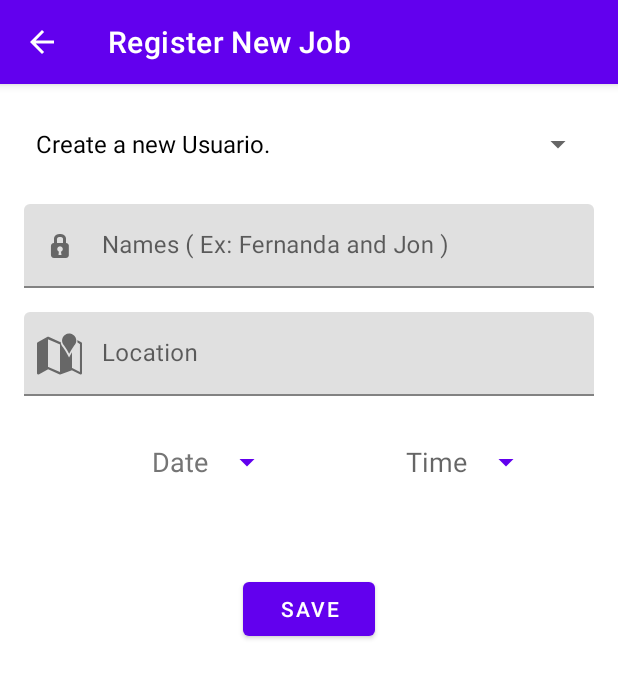
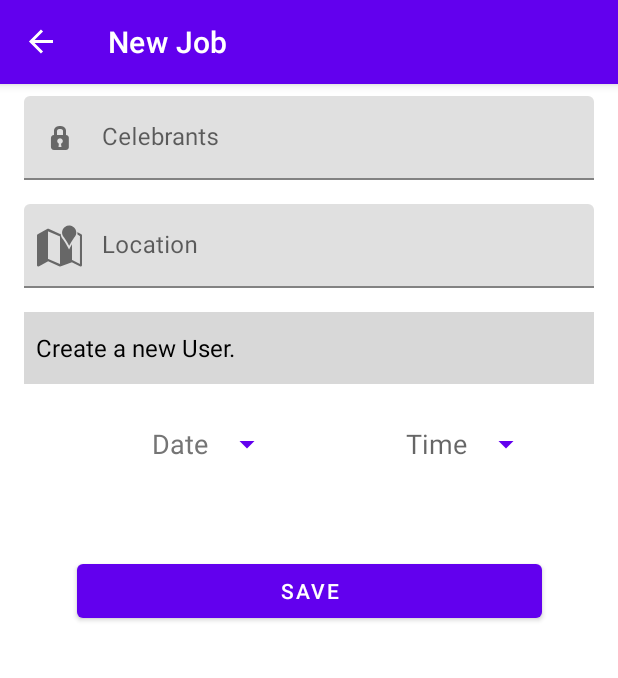
Before and after one commit to AdilsonMJ/ManagerBookFreelancer, an Android app: the RecyclerViewJobsFragment screen opened through its navigation route, after a tap on "New Job", on a phone screen of 412 x 824 dp. Shown: the top 678 px of the screen. Run offline under Robolectric (Android 15) with nearby library versions, the phone set to English and light mode, and no system bars; our stand-ins replace Dagger/Hilt's generated code, Room's generated code, navigation-ui; 1 statement that could not run was skipped.

```diff
--- a/app/src/main/java/com/example/managerbookfreelancer/core/useCase/GetJobsUseCaseImpl.kt
+++ b/app/src/main/java/com/example/managerbookfreelancer/core/useCase/GetJobsUseCaseImpl.kt
@@ -16,11 +16,11 @@ class GetJobsUseCaseImpl @Inject constructor(
     private val jobsRepository: JobsRepository, private val clientRepository: ClientRepository
 ) : GetJobsUseCase {
 
-    private val time = Utils.getDateInMillesWithoutTime()
+    private val data = Utils.getDateInMillesWithoutTime()
 
     override fun invoke(showOlditens: Boolean): Flow<List<JobModelItem>> {
 
-        return jobsRepository.fetchJobs(time, showOlditens)
+        return jobsRepository.fetchJobs(data, showOlditens)
             .map { jobList ->
                 jobList.map { job ->
 
@@ -41,7 +41,7 @@ class GetJobsUseCaseImpl @Inject constructor(
 
     override suspend fun invokeNexEvent(): JobModelItem {
 
-        val job: JobEntity = jobsRepository.getNextJob(time)
+        val job: JobEntity = jobsRepository.getNextJob(data)
 
 
         return if (job != null) {
--- a/app/src/main/java/com/example/managerbookfreelancer/ui/MainActivity.kt
+++ b/app/src/main/java/com/example/managerbookfreelancer/ui/MainActivity.kt
@@ -3,12 +3,19 @@ package com.example.managerbookfreelancer.ui
 import android.os.Bundle
 import androidx.appcompat.app.AppCompatActivity
 import androidx.appcompat.app.AppCompatDelegate
+import androidx.navigation.findNavController
+import androidx.navigation.fragment.NavHostFragment
+import androidx.navigation.ui.AppBarConfiguration
+import androidx.navigation.ui.navigateUp
+import androidx.navigation.ui.setupActionBarWithNavController
+import com.example.managerbookfreelancer.R
 import com.example.managerbookfreelancer.databinding.ActivityMainBinding
 import dagger.hilt.android.AndroidEntryPoint
 
 @AndroidEntryPoint
 class MainActivity : AppCompatActivity() {
 
+    private lateinit var appBarConfiguration : AppBarConfiguration
     private val binding by lazy{
         ActivityMainBinding.inflate(layoutInflater)
     }
@@ -16,11 +23,26 @@ class MainActivity : AppCompatActivity() {
     override fun onCreate(savedInstanceState: Bundle?) {
         super.onCreate(savedInstanceState)
         setContentView(binding.root)
+
         AppCompatDelegate.setDefaultNightMode(AppCompatDelegate.MODE_NIGHT_NO)
-        supportActionBar?.setDisplayHomeAsUpEnabled(true)
-
+        setupToolBar()
     }
 
+    private fun setupToolBar() {
+        val navHostFragment = getNavHostFragment()
+        val navController = navHostFragment.navController
+        appBarConfiguration = AppBarConfiguration(navController.graph)
+        setupActionBarWithNavController( navController, appBarConfiguration)
+        supportActionBar?.setDisplayHomeAsUpEnabled(true)
+    }
+
+    override fun onSupportNavigateUp(): Boolean {
+        val findNavController = findNavController(binding.fragmentContainerView.id)
+        return findNavController.navigateUp(appBarConfiguration) || super.onSupportNavigateUp()
+    }
+
+    private fun getNavHostFragment(): NavHostFragment = supportFragmentManager
+        .findFragmentById(binding.fragmentContainerView.id) as NavHostFragment
 
 
 }
--- a/app/src/main/java/com/example/managerbookfreelancer/ui/screens/jobform/FormNewJobFragment.kt
+++ b/app/src/main/java/com/example/managerbookfreelancer/ui/screens/jobform/FormNewJobFragment.kt
@@ -19,10 +19,8 @@ import com.example.managerbookfreelancer.R
 import com.example.managerbookfreelancer.core.entity.JobEntity
 import com.example.managerbookfreelancer.core.model.ClientModelItem
 import com.example.managerbookfreelancer.databinding.FragmentFormNewJobBinding
-import com.example.managerbookfreelancer.ui.screens.jobform.FormNewJobFragmentArgs
 import com.example.managerbookfreelancer.utils.Constants.Companion.IDTOEMPTYOBJECT
 import com.example.managerbookfreelancer.utils.Constants.Companion.STANDARDTIME
-import com.example.managerbookfreelancer.utils.Extensions.Companion.setActionBarTitle
 import com.example.managerbookfreelancer.utils.Utils
 import com.example.managerbookfreelancer.viewModel.FormNewJobViewModel
 import com.google.android.material.datepicker.CalendarConstraints
@@ -58,7 +56,6 @@ class FormNewJobFragment : Fragment() {
         val activity = activity as AppCompatActivity?
         if (activity != null) {
             activity.supportActionBar?.show()
-            setActionBarTitle("Register New Job")
         }
         return binding.root
     }
@@ -71,12 +68,9 @@ class FormNewJobFragment : Fragment() {
 
     override fun onViewCreated(view: View, savedInstanceState: Bundle?) {
         super.onViewCreated(view, savedInstanceState)
-
         binding.datePickerButton.setOnClickListener { getDate() }
-
         getTime()
         setDateOnFields()
-        setupMenuButtonBack()
         listenerButtonSave()
     }
 
@@ -121,24 +115,6 @@ class FormNewJobFragment : Fragment() {
         ).show()
     }
 
-    private fun setupMenuButtonBack() {
-        requireActivity().addMenuProvider(object : MenuProvider {
-            override fun onCreateMenu(menu: Menu, menuInflater: MenuInflater) {
-            }
-
-            override fun onMenuItemSelected(menuItem: MenuItem): Boolean {
-                when (menuItem.itemId) {
-                    android.R.id.home -> {
-                        findNavController().navigateUp()
-                        return true
-                    }
-                }
-                return true
-            }
-
-        }, viewLifecycleOwner, Lifecycle.State.RESUMED)
-    }
-
     private fun EditText.requireText(): String {
         val text = this.text.toString().trim()
         if (text.isEmpty()) {
@@ -180,7 +156,7 @@ class FormNewJobFragment : Fragment() {
             if (p.isEmpty()) {
                 listSppiner.add(
                     index = 0,
-                    ClientModelItem(name = "Create a new Usuario.", contact = "0", email = "0")
+                    ClientModelItem(name = "Create a new User.", contact = "0", email = "0")
                 )
             }
 
@@ -246,8 +222,7 @@ class FormNewJobFragment : Fragment() {
     private fun getDate() {
 
             val calendarConstraintBuild = CalendarConstraints.Builder()
-          //  calendarConstraintBuild.setValidator(DateValidatorPointForward.now())
-
+            calendarConstraintBuild.setValidator(DateValidatorPointForward.now())
 
             val datePicker = MaterialDatePicker.Builder.datePicker()
                 .setTitleText("Select date")
--- a/app/src/main/java/com/example/managerbookfreelancer/ui/screens/professionalForm/FormNewProfessionalFragment.kt
+++ b/app/src/main/java/com/example/managerbookfreelancer/ui/screens/professionalForm/FormNewProfessionalFragment.kt
@@ -16,7 +16,6 @@ import androidx.navigation.fragment.navArgs
 import com.example.managerbookfreelancer.R
 import com.example.managerbookfreelancer.core.entity.ClientEntity
 import com.example.managerbookfreelancer.databinding.FragmentFormNewProfessionalBinding
-import com.example.managerbookfreelancer.utils.Extensions.Companion.setActionBarTitle
 import com.example.managerbookfreelancer.viewModel.FormNewProfessionalViewModel
 import dagger.hilt.android.AndroidEntryPoint
 import kotlinx.coroutines.launch
@@ -48,7 +47,6 @@ class FormNewProfessionalFragment : Fragment() {
         val activity = activity as AppCompatActivity?
         if (activity != null) {
             activity.supportActionBar?.show()
-            setActionBarTitle("New Costumer")
         }
 
         _binding = FragmentFormNewProfessionalBinding.inflate(inflater, container, false)
--- a/app/src/main/java/com/example/managerbookfreelancer/ui/screens/viewHome/HomeFragment.kt
+++ b/app/src/main/java/com/example/managerbookfreelancer/ui/screens/viewHome/HomeFragment.kt
@@ -38,7 +38,6 @@ class HomeFragment : Fragment() {
         savedInstanceState: Bundle?
     ): View {
 
-
         // hider a action bar
         val activity = activity as AppCompatActivity?
         if (activity != null) {
@@ -58,9 +57,7 @@ class HomeFragment : Fragment() {
             val nextEvent = viewModel.getNextEvent()
             upDateUi(nextEvent)
         }
-
         setUpNavigation()
-
     }
 
     private fun upDateUi(nextEvent: JobModelItem) = if (nextEvent.idJob == IDTOEMPTYOBJECT.toLong()) {
--- a/app/src/main/java/com/example/managerbookfreelancer/ui/screens/viewjobs/RecyclerViewJobsFragment.kt
+++ b/app/src/main/java/com/example/managerbookfreelancer/ui/screens/viewjobs/RecyclerViewJobsFragment.kt
@@ -2,7 +2,6 @@ package com.example.managerbookfreelancer.ui.screens.viewjobs
 
 import android.os.Bundle
 import android.view.*
-import android.widget.Toast
 import androidx.appcompat.app.AlertDialog
 import androidx.appcompat.app.AppCompatActivity
 import androidx.core.view.MenuProvider
@@ -18,7 +17,6 @@ import com.example.managerbookfreelancer.adapter.AdapterListJobs
 import com.example.managerbookfreelancer.adapter.OnButtonClickListener
 import com.example.managerbookfreelancer.core.model.JobModelItem
 import com.example.managerbookfreelancer.databinding.FragmentRecyclerViewJobsBinding
-import com.example.managerbookfreelancer.utils.Extensions.Companion.setActionBarTitle
 import com.example.managerbookfreelancer.viewModel.JobsViewModel
 import dagger.hilt.android.AndroidEntryPoint
 import kotlinx.coroutines.CoroutineScope
@@ -52,7 +50,6 @@ class RecyclerViewJobsFragment : Fragment() {
         val activity = activity as AppCompatActivity?
         if (activity != null) {
             activity.supportActionBar?.show()
-            setActionBarTitle("Jobs")
         }
 
         _binding = FragmentRecyclerViewJobsBinding.inflate(inflater, container, false)
@@ -110,11 +107,6 @@ class RecyclerViewJobsFragment : Fragment() {
                         observeJobs()
                         return true
                     }
-
-                    android.R.id.home -> {
-                        findNavController().navigateUp()
-                        return true
-                    }
                 }
                 return true
             }
--- a/app/src/main/java/com/example/managerbookfreelancer/utils/Extensions.kt
+++ /dev/null
@@ -1,15 +0,0 @@
-package com.example.managerbookfreelancer.utils
-
-import androidx.appcompat.app.AppCompatActivity
-import androidx.fragment.app.Fragment
-
-class Extensions {
-
-    companion object{
-        fun Fragment.setActionBarTitle(title: String) {
-            (requireActivity() as AppCompatActivity).supportActionBar?.title = title
-        }
-    }
-
-
-}
--- a/app/src/main/java/com/example/managerbookfreelancer/utils/Utils.kt
+++ b/app/src/main/java/com/example/managerbookfreelancer/utils/Utils.kt
@@ -29,4 +29,5 @@ object Utils {
         return if (hours < 12) "$timeFormatted AM" else "$timeFormatted PM"
     }
 
+
 }
--- a/app/src/main/res/layout/fragment_form_new_job.xml
+++ b/app/src/main/res/layout/fragment_form_new_job.xml
@@ -15,16 +15,15 @@
 
         <com.google.android.material.textfield.TextInputLayout
             android:id="@+id/FildEditTextCoupleName"
-
             android:layout_width="0dp"
             android:layout_height="wrap_content"
             android:layout_marginStart="16dp"
-            android:layout_marginTop="16dp"
+            android:layout_marginTop="8dp"
             android:layout_marginEnd="16dp"
             android:hint="@string/hint_form_new_Job_name_Costumer"
             app:layout_constraintEnd_toEndOf="parent"
             app:layout_constraintStart_toStartOf="parent"
-            app:layout_constraintTop_toBottomOf="@+id/spinnerProfessional"
+            app:layout_constraintTop_toTopOf="parent"
             app:startIconDrawable="@android:drawable/ic_secure">
 
             <com.google.android.material.textfield.TextInputEditText
@@ -36,7 +35,6 @@
                 android:textColorHint="#616161" />
 
         </com.google.android.material.textfield.TextInputLayout>
-
 
         <com.google.android.material.textfield.TextInputLayout
             android:id="@+id/FildEditTextLocation"
@@ -68,7 +66,7 @@
             style="?android:spinnerStyle"
             android:layout_width="wrap_content"
             android:layout_height="wrap_content"
-            android:layout_marginTop="20dp"
+            android:layout_marginTop="16dp"
             android:layout_marginEnd="16dp"
             android:hint="@string/hint_form_new_Job_Date"
             android:paddingHorizontal="50dp"
@@ -80,7 +78,7 @@
             app:layout_constraintHorizontal_chainStyle="packed"
             app:layout_constraintStart_toEndOf="@+id/FildEditTextLocation"
             app:layout_constraintStart_toStartOf="parent"
-            app:layout_constraintTop_toBottomOf="@+id/FildEditTextLocation" />
+            app:layout_constraintTop_toBottomOf="@+id/spinnerProfessional" />
 
         <Button
             android:id="@+id/timePickerButton"
@@ -99,15 +97,14 @@
 
         <Button
             android:id="@+id/BTNSave"
-            android:layout_width="wrap_content"
+            android:layout_width="0dp"
             android:layout_height="wrap_content"
             android:layout_marginTop="50dp"
+            android:contentDescription="@string/hint_form_new_Job_Button_Save_DESCRIPTION"
             android:text="@string/hint_form_new_Job_BTN_Save"
-            app:layout_constraintEnd_toEndOf="parent"
-            app:layout_constraintStart_toStartOf="parent"
-            app:layout_constraintTop_toBottomOf="@+id/timePickerButton"
-            android:contentDescription="@string/hint_form_new_Job_Button_Save_DESCRIPTION"
-            />
+            app:layout_constraintEnd_toEndOf="@+id/timePickerButton"
+            app:layout_constraintStart_toStartOf="@+id/datePickerButton"
+            app:layout_constraintTop_toBottomOf="@+id/timePickerButton" />
 
         <Spinner
             android:id="@+id/spinnerProfessional"
@@ -116,10 +113,13 @@
             android:layout_marginStart="16dp"
             android:layout_marginTop="16dp"
             android:layout_marginEnd="16dp"
+            android:autofillHints="Client"
+            android:background="@color/ice_white_backgroud_spinner"
             android:contentDescription="@string/hint_form_new_Job_Sppiner_DESCRIPTION"
             app:layout_constraintEnd_toEndOf="parent"
+            app:layout_constraintHorizontal_bias="0.0"
             app:layout_constraintStart_toStartOf="parent"
-            app:layout_constraintTop_toTopOf="parent" />
+            app:layout_constraintTop_toBottomOf="@+id/FildEditTextLocation" />
 
 
     </androidx.constraintlayout.widget.ConstraintLayout>
--- a/app/src/main/res/layout/fragment_item_job.xml
+++ b/app/src/main/res/layout/fragment_item_job.xml
@@ -121,7 +121,7 @@
             app:layout_constraintBottom_toBottomOf="parent"
             app:layout_constraintEnd_toEndOf="parent"
             app:layout_constraintTop_toTopOf="parent"
-            app:srcCompat="@drawable/baseline_more_vert_24" />
+            app:srcCompat="@drawable/baseline_build_circle_24" />
 
 
     </androidx.constraintlayout.widget.ConstraintLayout>
--- a/app/src/main/res/menu/menu_recyclerview_jobs.xml
+++ b/app/src/main/res/menu/menu_recyclerview_jobs.xml
@@ -1,21 +1,20 @@
 <?xml version="1.0" encoding="utf-8"?>
-<menu xmlns:app="http://schemas.android.com/apk/res-auto"
-    xmlns:android="http://schemas.android.com/apk/res/android">
-
-    <group
-        android:id="@+id/group_sort_list_menu"
-        android:checkableBehavior="single">
-
+<menu xmlns:android="http://schemas.android.com/apk/res/android"
+    xmlns:app="http://schemas.android.com/apk/res-auto">
+    <item
+        android:icon="@drawable/three_doots_menu"
+        android:title="Menu"
+        app:showAsAction="always">
+        <menu>
             <item
                 android:id="@+id/showOldJobs"
                 android:title="@string/menu_show_old_jobs"
                 android:contentDescription="@string/menu_cond_old_itens_only"
+                android:icon="@drawable/baseline_remove_red_eye_24"
                 app:showAsAction="never"
                 android:checkable="true"
                 android:checked="false"
                 />
-
-
-    </group>
-
         </menu>
+    </item>
+</menu>
--- a/app/src/main/res/navigation/nav_host.xml
+++ b/app/src/main/res/navigation/nav_host.xml
@@ -26,7 +26,7 @@
     <fragment
         android:id="@+id/recyclerViewJobsFragment"
         android:name="com.example.managerbookfreelancer.ui.screens.viewjobs.RecyclerViewJobsFragment"
-        android:label="RecyclerViewFragment"
+        android:label="Jobs"
         tools:layout="@layout/fragment_recycler_view_jobs">
         <action
             android:id="@+id/action_recyclerViewJobsFragment_to_formNewJobFragment"
@@ -35,8 +35,8 @@
     <fragment
         android:id="@+id/recyclerViewProfessionalFragment"
         android:name="com.example.managerbookfreelancer.ui.screens.viewProfessional.RecyclerViewProfessionalFragment"
-        android:label="fragment_recycler_view_professional"
-        tools:layout="@layout/fragment_recycler_view_professional" >
+        android:label="Clients"
+        tools:layout="@layout/fragment_recycler_view_professional">
         <action
             android:id="@+id/action_recyclerViewProfessionalFragment_to_newProfessional"
             app:destination="@id/newProfessional" />
@@ -44,25 +44,25 @@
     <fragment
         android:id="@+id/newProfessional"
         android:name="com.example.managerbookfreelancer.ui.screens.professionalForm.FormNewProfessionalFragment"
-        android:label="fragment_new_professional"
-        tools:layout="@layout/fragment_form_new_professional" >
+        android:label="New Client"
+        tools:layout="@layout/fragment_form_new_professional">
         <action
             android:id="@+id/action_newProfessional_to_recyclerViewProfessionalFragment"
             app:destination="@id/recyclerViewProfessionalFragment"
             app:popUpTo="@id/homeFragment" />
         <argument
             android:name="clientID"
-            app:argType="long"
-            android:defaultValue="0L" />
+            android:defaultValue="0L"
+            app:argType="long" />
         <action
             android:id="@+id/action_newProfessional_to_homeFragment"
-            app:popUpTo="@id/homeFragment"
-            app:popEnterAnim="@animator/nav_default_exit_anim" />
+            app:popEnterAnim="@animator/nav_default_exit_anim"
+            app:popUpTo="@id/homeFragment" />
     </fragment>
     <fragment
         android:id="@+id/formNewJobFragment"
         android:name="com.example.managerbookfreelancer.ui.screens.jobform.FormNewJobFragment"
-        android:label="FormNewJobFragment"
+        android:label="New Job"
         tools:layout="@layout/fragment_form_new_job">
         <action
             android:id="@+id/action_formNewJobFragment_to_recyclerViewFragment"
@@ -70,7 +70,7 @@
             app:popUpTo="@id/homeFragment" />
         <argument
             android:name="jobId"
-            app:argType="long"
-            android:defaultValue="0L" />
+            android:defaultValue="0L"
+            app:argType="long" />
     </fragment>
 </navigation>
--- a/app/src/main/res/values-night/strings.xml
+++ b/app/src/main/res/values-night/strings.xml
@@ -17,7 +17,7 @@
     <string name="form_New_Professional_Btn_Save">Save</string>
 
     <!-- Names to hint in form from fragment_form_new_Professional -->
-    <string name="hint_form_new_Job_name_Costumer">Names ( Ex: Fernanda and Jon )</string>
+    <string name="hint_form_new_Job_name_Costumer">Celebrants</string>
     <string name="hint_form_new_Job_Location">Location</string>
     <string name="hint_form_new_Job_Date">Date</string>
     <string name="hint_form_new_Job_Time">Time</string>
--- a/app/src/main/res/values/colors.xml
+++ b/app/src/main/res/values/colors.xml
@@ -8,4 +8,5 @@
     <color name="black">#FF000000</color>
     <color name="white">#FFFFFFFF</color>
     <color name="ice_white_backgroud_buttons_home">#E4E1E1</color>
+    <color name="ice_white_backgroud_spinner">#D8D8D8</color>
 </resources>
--- a/app/src/main/res/values/strings.xml
+++ b/app/src/main/res/values/strings.xml
@@ -16,7 +16,7 @@
     <string name="form_New_Professional_Btn_Save">Save</string>
 
     <!-- Names to hint in form from fragment_form_new_Professional -->
-    <string name="hint_form_new_Job_name_Costumer">Names ( Ex: Fernanda and Jon )</string>
+    <string name="hint_form_new_Job_name_Costumer">Celebrants</string>
     <string name="hint_form_new_Job_Location">Location</string>
     <string name="hint_form_new_Job_Date">Date</string>
     <string name="hint_form_new_Job_Time">Time</string>
--- a/app/src/main/res/values/themes.xml
+++ b/app/src/main/res/values/themes.xml
@@ -1,6 +1,6 @@
 <resources xmlns:tools="http://schemas.android.com/tools">
     <!-- Base application theme. -->
-    <style name="Theme.ManagerBookFreelancer" parent="Theme.MaterialComponents.DayNight.DarkActionBar">
+    <style name="Theme.ManagerBookFreelancer" parent="Theme.MaterialComponents.Light.DarkActionBar">
         <!-- Primary brand color. -->
         <item name="colorPrimary">@color/purple_500</item>
         <item name="colorPrimaryVariant">@color/purple_700</item>
@@ -12,6 +12,8 @@
         <!-- Status bar color. -->
         <item name="android:statusBarColor">#6200EE</item>
         <!-- Customize your theme here. -->
+        <item name="android:homeAsUpIndicator">@drawable/btn_back</item>
+
     </style>
 
     <style name="CardViewStyle" parent="Theme.AppCompat.Light">
```
Also changed, not shown: app/src/main/java/com/example/managerbookfreelancer/ui/screens/viewProfessional/RecyclerViewProfessionalFragment.kt (+0 -18 lines), app/src/main/res/layout/switch_item.xml (deleted, +0 -11 lines), app/src/main/res/drawable/btn_back.png (added), app/src/main/res/drawable/three_doots_menu.png (added). Lines whose indentation alone changed are shown as unchanged.
